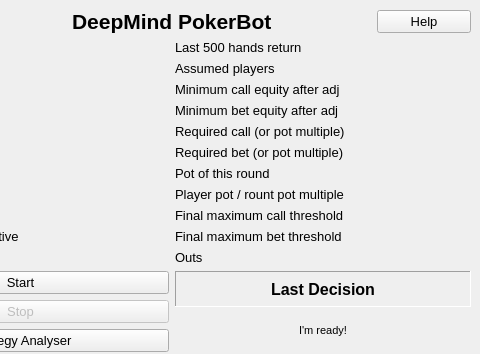
This is gui/gui_qt_ui.ui in dickreuter/Poker as Qt 5 draws it before an edit; both pictures show x 137 to 617 and y 0 to 354 of the 617 by 713 pixel window. The edited form follows.
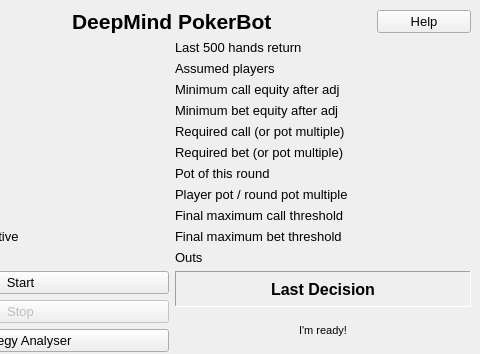
This is the edited form.

Commit message: Fixed curves to work with pot multiples

```diff
--- a/gui/gui_qt_ui.ui
+++ b/gui/gui_qt_ui.ui
@@ -516,7 +516,7 @@
          </font>
         </property>
         <property name="text">
-         <string>Player pot / rount pot multiple</string>
+         <string>Player pot / round pot multiple</string>
         </property>
        </widget>
       </item>
```
The commit also changes 5 other files.
